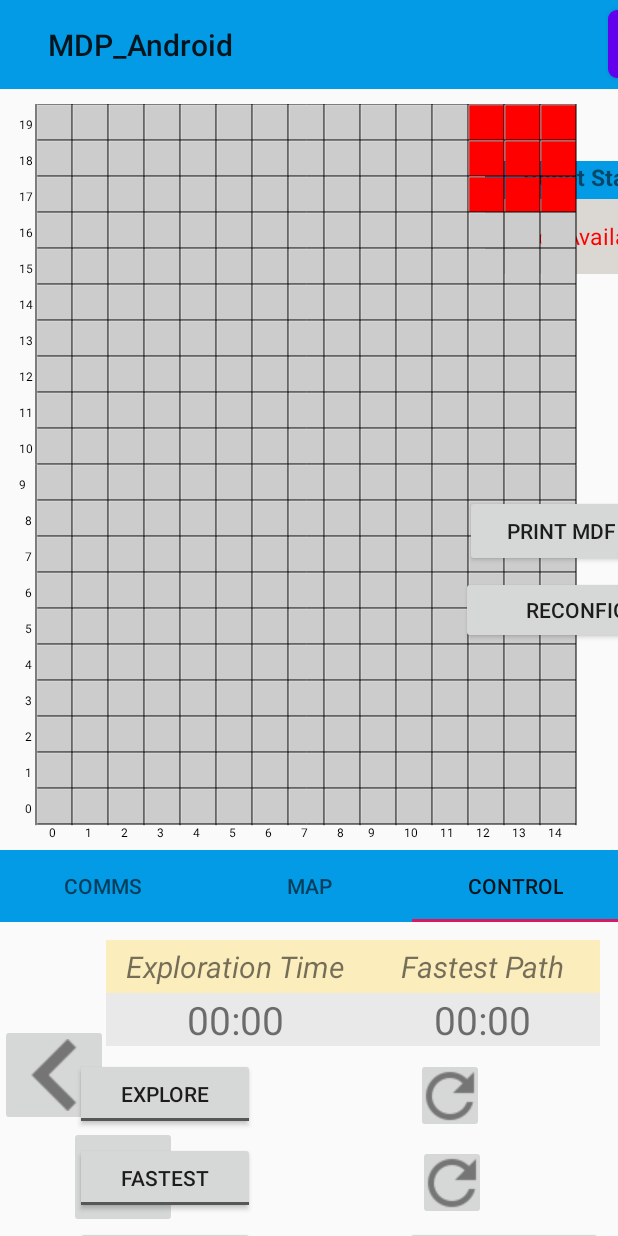
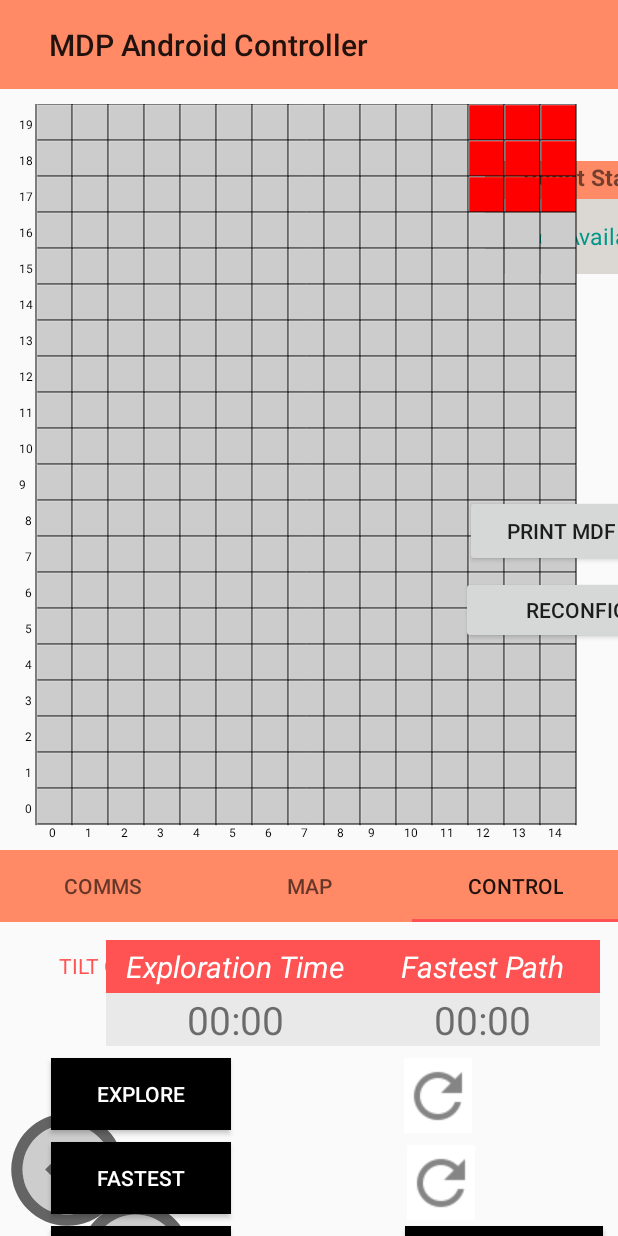
Before and after one commit to Appleboyy/MDP-Andriod-Project, an Android app: the screen it shows after launch (MainActivity), tab 3 chosen, on a phone screen of 412 x 824 dp. Run offline under Robolectric (Android 15) with nearby library versions, the phone set to English and light mode, and no system bars; 1 statement that could not run was skipped.

Commit message:
redesign colour scheme

```diff
--- /dev/null
+++ b/app/src/main/res/drawable/ic_outline_bluetooth_24.xml
@@ -0,0 +1,5 @@
+<vector android:height="56dp" android:tint="?attr/colorControlNormal"
+    android:viewportHeight="24" android:viewportWidth="24"
+    android:width="56dp" xmlns:android="http://schemas.android.com/apk/res/android">
+    <path android:fillColor="@android:color/white" android:pathData="M17.71,7.71L12,2h-1v7.59L6.41,5 5,6.41 10.59,12 5,17.59 6.41,19 11,14.41L11,22h1l5.71,-5.71 -4.3,-4.29 4.3,-4.29zM13,5.83l1.88,1.88L13,9.59L13,5.83zM14.88,16.29L13,18.17v-3.76l1.88,1.88z"/>
+</vector>
--- /dev/null
+++ b/app/src/main/res/drawable/ic_round_border_outer_48.xml
@@ -0,0 +1,5 @@
+<vector android:height="48dp" android:tint="?attr/colorControlNormal"
+    android:viewportHeight="24" android:viewportWidth="24"
+    android:width="48dp" xmlns:android="http://schemas.android.com/apk/res/android">
+    <path android:fillColor="@android:color/white" android:pathData="M13,7h-2v2h2V7zM13,11h-2v2h2V11zM17,11h-2v2h2V11zM3,5v14c0,1.1 0.9,2 2,2h14c1.1,0 2,-0.9 2,-2V5c0,-1.1 -0.9,-2 -2,-2H5C3.9,3 3,3.9 3,5zM19,19H5V5h14V19zM13,15h-2v2h2V15zM9,11H7v2h2V11z"/>
+</vector>
--- /dev/null
+++ b/app/src/main/res/drawable/ic_twotone_arrow_circle_up_90.xml
@@ -0,0 +1,8 @@
+<vector android:height="90dp" android:tint="?attr/colorControlNormal"
+    android:viewportHeight="24" android:viewportWidth="24"
+    android:width="90dp" xmlns:android="http://schemas.android.com/apk/res/android">
+    <path android:fillAlpha="0.3"
+        android:fillColor="@android:color/white"
+        android:pathData="M12,20c-4.41,0 -8,-3.59 -8,-8s3.59,-8 8,-8s8,3.59 8,8S16.41,20 12,20M11,12l0,4h2l0,-4h3l-4,-4l-4,4H11z" android:strokeAlpha="0.3"/>
+    <path android:fillColor="@android:color/white" android:pathData="M12,20c-4.41,0 -8,-3.59 -8,-8s3.59,-8 8,-8s8,3.59 8,8S16.41,20 12,20M12,22c5.52,0 10,-4.48 10,-10c0,-5.52 -4.48,-10 -10,-10C6.48,2 2,6.48 2,12C2,17.52 6.48,22 12,22L12,22zM11,12l0,4h2l0,-4h3l-4,-4l-4,4H11z"/>
+</vector>
--- a/app/src/main/res/layout/activity_comms.xml
+++ b/app/src/main/res/layout/activity_comms.xml
@@ -39,11 +39,11 @@
         android:id="@+id/messageReceivedTitleTextView"
         android:layout_width="fill_parent"
         android:layout_height="30dp"
-        android:background="@drawable/border_black_background"
+        android:background="@drawable/border_red_background"
         android:gravity="center"
         android:text="Message"
         android:textAlignment="center"
-        android:textColor="@color/colorWhite"
+        android:textColor="@color/colorBlack"
         android:textSize="16sp"
         android:textStyle="bold"
         app:layout_constraintEnd_toEndOf="parent"
@@ -59,7 +59,7 @@
         android:layout_marginRight="4dp"
         android:foreground="@drawable/ic_send"
         android:foregroundGravity="center"
-        app:backgroundTint="#0288D1"
+        app:backgroundTint="@color/colorPrimary"
         app:layout_constraintEnd_toEndOf="parent"
         app:layout_constraintTop_toBottomOf="@+id/messageReceivedTextView"></com.google.android.material.floatingactionbutton.FloatingActionButton>
 
--- a/app/src/main/res/layout/activity_control.xml
+++ b/app/src/main/res/layout/activity_control.xml
@@ -7,11 +7,14 @@
 
     <Button
         android:id="@+id/calibrateButton"
+        style="@android:style/Widget.Material.Light.Button"
         android:layout_width="132dp"
         android:layout_height="48dp"
         android:layout_marginTop="8dp"
         android:clickable="true"
         android:text="CALIBRATE"
+        android:background="#000000"
+        android:textColor="#FFFFFF"
         android:textAlignment="center"
         android:textSize="12sp"
         app:layout_constraintEnd_toEndOf="parent"
@@ -25,61 +28,76 @@
         android:layout_height="wrap_content"
         android:layout_marginStart="16dp"
         android:layout_marginLeft="16dp"
-        android:layout_marginTop="8dp"
+        android:layout_marginTop="15dp"
         android:splitTrack="false"
         android:text="TILT OFF"
+        android:textColor="@color/colorAccent"
         app:layout_constraintEnd_toEndOf="parent"
-        app:layout_constraintHorizontal_bias="0.086"
+        app:layout_constraintHorizontal_bias="0.08"
         app:layout_constraintStart_toStartOf="parent"
-        app:layout_constraintTop_toBottomOf="@+id/backImageBtn" />
+        app:layout_constraintTop_toTopOf="parent" />
 
     <ImageButton
         android:id="@+id/rightImageBtn"
-        android:layout_width="wrap_content"
-        android:layout_height="wrap_content"
-        android:layout_marginEnd="384dp"
-        android:layout_marginRight="384dp"
+        android:layout_width="90dp"
+        android:layout_height="90dp"
+        android:layout_marginEnd="370dp"
+        android:layout_marginRight="370dp"
+        android:layout_marginTop="60dp"
+        android:background="#00FFFFFF"
+        android:rotation="90"
+        android:scaleType="centerInside"
         app:layout_constraintEnd_toEndOf="parent"
-        app:layout_constraintHorizontal_bias="0.946"
+        app:layout_constraintHorizontal_bias="1.0"
         app:layout_constraintStart_toEndOf="@+id/leftImageBtn"
-        app:layout_constraintTop_toBottomOf="@+id/forwardImageBtn"
-        app:srcCompat="@drawable/ic_arrow_move_right" />
+        app:layout_constraintTop_toTopOf="@+id/forwardImageBtn"
+        app:srcCompat="@drawable/ic_twotone_arrow_circle_up_90" />
 
     <ImageButton
         android:id="@+id/backImageBtn"
-        android:layout_width="wrap_content"
-        android:layout_height="wrap_content"
-        android:layout_marginTop="68dp"
+        android:layout_width="90dp"
+        android:layout_height="90dp"
+        android:layout_marginTop="30dp"
+        android:background="#00FFFFFF"
+        android:rotation="180"
+        android:scaleType="centerInside"
         app:layout_constraintBottom_toBottomOf="parent"
         app:layout_constraintEnd_toEndOf="parent"
-        app:layout_constraintHorizontal_bias="0.136"
+        app:layout_constraintHorizontal_bias="0.141"
         app:layout_constraintStart_toStartOf="parent"
         app:layout_constraintTop_toBottomOf="@+id/forwardImageBtn"
         app:layout_constraintVertical_bias="0.0"
-        app:srcCompat="@drawable/ic_arrow_move_backward" />
+        app:srcCompat="@drawable/ic_twotone_arrow_circle_up_90" />
 
     <ImageButton
         android:id="@+id/leftImageBtn"
-        android:layout_width="wrap_content"
-        android:layout_height="wrap_content"
+        android:layout_width="90dp"
+        android:layout_height="90dp"
+        android:layout_marginTop="60dp"
+        android:background="#00FFFFFF"
+        android:rotation="270"
+        android:scaleType="centerInside"
         app:layout_constraintStart_toStartOf="parent"
-        app:layout_constraintTop_toBottomOf="@+id/forwardImageBtn"
-        app:srcCompat="@drawable/ic_arrow_move_left" />
+        app:layout_constraintTop_toTopOf="@+id/forwardImageBtn"
+        app:srcCompat="@drawable/ic_twotone_arrow_circle_up_90" />
 
     <ImageButton
         android:id="@+id/forwardImageBtn"
-        android:layout_width="wrap_content"
-        android:layout_height="wrap_content"
+        android:layout_width="90dp"
+        android:layout_height="90dp"
         android:layout_marginStart="72dp"
         android:layout_marginLeft="72dp"
+        android:layout_marginTop="60dp"
         android:layout_marginEnd="302dp"
         android:layout_marginRight="302dp"
+        android:background="#00FFFFFF"
+        android:scaleType="centerInside"
         app:layout_constraintEnd_toEndOf="parent"
         app:layout_constraintEnd_toStartOf="@+id/fastestTextView"
-        app:layout_constraintHorizontal_bias="0.136"
+        app:layout_constraintHorizontal_bias="0.0"
         app:layout_constraintStart_toStartOf="parent"
         app:layout_constraintTop_toTopOf="parent"
-        app:srcCompat="@drawable/ic_arrow_move_forward" />
+        app:srcCompat="@drawable/ic_twotone_arrow_circle_up_90" />
 
     <ImageButton
         android:id="@+id/exploreResetImageBtn"
@@ -89,6 +107,7 @@
         android:layout_marginStart="8dp"
         android:layout_marginLeft="8dp"
         android:layout_marginTop="8dp"
+        android:background="#FFFFFF"
         app:layout_constraintEnd_toEndOf="parent"
         app:layout_constraintHorizontal_bias="0.525"
         app:layout_constraintStart_toEndOf="@+id/exploreToggleBtn"
@@ -97,11 +116,14 @@
 
     <ToggleButton
         android:id="@+id/exploreToggleBtn"
+        style="@android:style/Widget.Material.Light.Button"
         android:layout_width="120dp"
         android:layout_height="wrap_content"
         android:layout_marginStart="76dp"
         android:layout_marginLeft="76dp"
         android:layout_marginTop="8dp"
+        android:background="#000000"
+        android:textColor="#FFFFFF"
         android:text="Exploration"
         android:textOff="EXPLORE"
         android:textOn="STOP"
@@ -115,11 +137,12 @@
         android:layout_marginStart="32dp"
         android:layout_marginLeft="32dp"
         android:layout_marginTop="12dp"
-        android:background="#4AFFCA28"
+        android:background="@color/colorAccent"
         android:gravity="center"
         android:text="Exploration Time"
         android:textSize="20sp"
         android:textStyle="italic"
+        android:textColor="@color/colorWhite"
         app:layout_constraintEnd_toStartOf="@+id/fastestTextView"
         app:layout_constraintHorizontal_bias="1.0"
         app:layout_constraintStart_toEndOf="@+id/rightImageBtn"
@@ -143,11 +166,14 @@
 
     <ToggleButton
         android:id="@+id/fastestToggleBtn"
+        style="@android:style/Widget.Material.Light.Button"
         android:layout_width="120dp"
         android:layout_height="wrap_content"
         android:layout_marginStart="76dp"
         android:layout_marginLeft="76dp"
         android:layout_marginTop="8dp"
+        android:background="#000000"
+        android:textColor="#FFFFFF"
         android:text="FASTEST"
         android:textOff="FASTEST"
         android:textOn="STOP"
@@ -156,11 +182,14 @@
 
     <ToggleButton
         android:id="@+id/imageToggleBtn"
+        style="@android:style/Widget.Material.Light.Button"
         android:layout_width="120dp"
         android:layout_height="wrap_content"
         android:layout_marginStart="76dp"
         android:layout_marginLeft="76dp"
         android:layout_marginTop="64dp"
+        android:background="#000000"
+        android:textColor="#FFFFFF"
         android:text="IMAGE"
         android:textOff="IMAGE"
         android:textOn="STOP"
@@ -188,11 +217,12 @@
         android:layout_height="35dp"
         android:layout_marginTop="12dp"
         android:layout_marginRight="12dp"
-        android:background="#4AFFCA28"
+        android:background="@color/colorAccent"
         android:gravity="center"
         android:text="Fastest Path"
         android:textSize="20sp"
         android:textStyle="italic"
+        android:textColor="@color/colorWhite"
         app:layout_constraintEnd_toEndOf="parent"
         app:layout_constraintTop_toTopOf="parent" />
 
@@ -202,6 +232,7 @@
         android:layout_width="45dp"
         android:layout_height="50dp"
         android:layout_marginTop="8dp"
+        android:background="#FFFFFF"
         app:layout_constraintEnd_toEndOf="parent"
         app:layout_constraintHorizontal_bias="0.552"
         app:layout_constraintStart_toEndOf="@+id/fastestToggleBtn"
--- a/app/src/main/res/layout/activity_direction.xml
+++ b/app/src/main/res/layout/activity_direction.xml
@@ -10,12 +10,14 @@
         android:id="@+id/directionFragmentTitleTextView"
         android:layout_width="500dp"
         android:layout_height="60dp"
+        android:layout_marginTop="20dp"
         android:layout_marginEnd="8dp"
-        android:layout_marginTop="20dp"
         android:gravity="center"
         android:text="Change Direction"
         android:textSize="36dp"
         android:textStyle="bold"
+        android:background="@color/colorAccent"
+        android:textColor="@color/colorWhite"
         app:layout_constraintEnd_toEndOf="parent"
         app:layout_constraintStart_toStartOf="parent"
         app:layout_constraintTop_toTopOf="parent" />
--- a/app/src/main/res/layout/activity_main.xml
+++ b/app/src/main/res/layout/activity_main.xml
@@ -16,7 +16,7 @@
             android:id="@+id/appBarLayout"
             android:layout_width="match_parent"
             android:layout_height="wrap_content"
-            android:background="#039BE5"
+            android:background="@color/colorPrimary"
             android:orientation="horizontal">
 
             <TextView
@@ -37,19 +37,18 @@
                 android:id="@+id/bluetoothButton"
                 android:layout_width="45dp"
                 android:layout_height="45dp"
-                android:layout_marginLeft="250dp"
+                android:layout_marginLeft="220dp"
                 android:background="@drawable/rounded_corner"
-                android:backgroundTint="@color/design_default_color_primary"
-                android:foreground="@android:drawable/stat_sys_data_bluetooth" />
+                android:backgroundTint="@color/colorBlue"
+                android:foreground="@drawable/ic_outline_bluetooth_24" />
 
             <Button
                 android:id="@+id/mapInfoButton"
                 android:layout_width="45dp"
                 android:layout_height="45dp"
                 android:layout_marginLeft="10dp"
-                android:background="@drawable/rounded_corner"
-                android:backgroundTint="#000000"
-                android:foreground="@drawable/ic_map_info" />
+                android:foreground="@android:drawable/ic_menu_mapmode"
+                android:textStyle="bold" />
 
         </androidx.appcompat.widget.Toolbar>
 
@@ -114,7 +113,7 @@
                 android:scrollbars="vertical"
                 android:text="Not Available"
                 android:textAlignment="center"
-                android:textColor="@color/colorRed"
+                android:textColor="@color/colorGreen"
                 android:textSize="15sp"
                 app:layout_constraintEnd_toEndOf="parent"
                 app:layout_constraintHorizontal_bias="0.574"
@@ -128,7 +127,7 @@
                 android:layout_marginStart="8dp"
                 android:layout_marginTop="48dp"
                 android:layout_marginEnd="8dp"
-                android:background="#039BE5"
+                android:background="@color/colorPrimary"
                 android:text="Robot Status"
                 android:textAlignment="center"
                 android:textSize="15sp"
@@ -145,7 +144,7 @@
                 android:layout_marginTop="32dp"
                 android:text="0"
                 android:textAlignment="center"
-                android:textColor="@color/colorRed"
+                android:textColor="@color/colorGreen"
                 android:textSize="18sp"
                 app:layout_constraintEnd_toEndOf="parent"
                 app:layout_constraintHorizontal_bias="0.0"
@@ -185,7 +184,7 @@
                 android:layout_marginTop="32dp"
                 android:text="0"
                 android:textAlignment="center"
-                android:textColor="@color/colorRed"
+                android:textColor="@color/colorGreen"
                 android:textSize="18sp"
                 app:layout_constraintStart_toEndOf="@+id/xLabelTextView"
                 app:layout_constraintTop_toBottomOf="@+id/directionLabelTextView" />
@@ -212,7 +211,7 @@
                 android:gravity="center"
                 android:text="None"
                 android:textAlignment="center"
-                android:textColor="@color/colorRed"
+                android:textColor="@color/colorGreen"
                 android:textSize="18sp"
                 app:layout_constraintEnd_toEndOf="parent"
                 app:layout_constraintHorizontal_bias="0.0"
--- a/app/src/main/res/layout/activity_map_information.xml
+++ b/app/src/main/res/layout/activity_map_information.xml
@@ -14,6 +14,7 @@
         android:layout_marginEnd="8dp"
         android:gravity="center"
         android:text="Map Information"
+        android:textColor="@color/colorAccent"
         android:textSize="36dp"
         android:textStyle="bold"
         app:layout_constraintEnd_toEndOf="parent"
@@ -38,9 +39,12 @@
         android:id="@+id/obstacleBtn"
         android:layout_width="wrap_content"
         android:layout_height="wrap_content"
-        android:layout_marginEnd="8dp"
         android:layout_marginStart="8dp"
         android:layout_marginTop="8dp"
+        android:layout_marginEnd="8dp"
+        android:textColor="#FFFFFF"
+        android:background="#000000"
+        android:padding="10sp"
         android:textOff="Show Obstacle"
         android:textOn="Show Explored"
         app:layout_constraintEnd_toEndOf="parent"
--- a/app/src/main/res/values/colors.xml
+++ b/app/src/main/res/values/colors.xml
@@ -1,12 +1,12 @@
 <?xml version="1.0" encoding="utf-8"?>
 <resources>
-    <color name="colorPrimary">#039BE5</color>
-    <color name="colorPrimaryDark">#1E88E5</color>
-    <color name="colorAccent">#D81B60</color>
+    <color name="colorPrimary">#FF8A65</color>
+    <color name="colorAccent">#FF5252 </color>
 
     <color name="border_color">#000000</color>
+    <color name="colorBlue">#1E88E5</color>
     <color name="colorWhite">#FFFFFF</color>
-    <color name="colorRed">#FF0000</color>
+    <color name="colorGreen">#009688</color>
     <color name="colorBlack">#636363</color>
     <color name="exploredColor">#FFF9FBE7</color>
 </resources>
--- a/app/src/main/res/values/strings.xml
+++ b/app/src/main/res/values/strings.xml
@@ -1,5 +1,5 @@
 <resources>
-    <string name="app_name">MDP_Android</string>
+    <string name="app_name">MDP Android Controller</string>
     <string name="tab_text_1">Bluetooth</string>
     <string name="tab_text_2">Comms</string>
     <string name="tab_text_3">Map</string>
--- a/app/src/main/res/values/styles.xml
+++ b/app/src/main/res/values/styles.xml
@@ -4,7 +4,7 @@
     <style name="AppTheme" parent="Theme.AppCompat.Light.DarkActionBar">
         <!-- Customize your theme here. -->
         <item name="colorPrimary">@color/colorPrimary</item>
-        <item name="colorPrimaryDark">@color/colorPrimaryDark</item>
+        <item name="colorPrimaryDark">@color/colorBlue</item>
         <item name="colorAccent">@color/colorAccent</item>
     </style>
 
```
Also changed, not shown: app/src/main/res/layout/activity_map.xml (+29 -5 lines), app/src/main/res/layout/activity_reconfigure.xml (+9 -0 lines), app/src/main/res/layout/bluetooth_pop_up_window.xml (+8 -2 lines), app/src/main/res/drawable/border_red_background.xml (renamed from app/src/main/res/drawable/border_black_background.xml).
